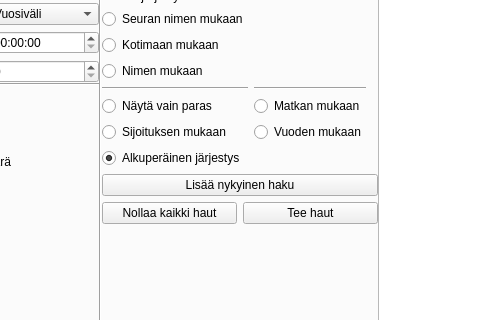
Qt form App/UI/finlandia.ui (vikidi/Finlandia-Hiihto-Visual) before a commit; both pictures show x 405 to 885 and y 213 to 533 of the 1302 by 827 pixel window.
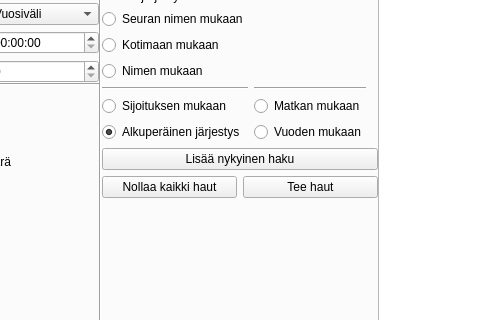
The same form after that commit. Custom widgets are drawn as their Qt base class.

Commit message: Add ordering choice to title

```diff
--- a/App/UI/finlandia.ui
+++ b/App/UI/finlandia.ui
@@ -1216,16 +1216,6 @@
             <layout class="QHBoxLayout" name="horizontalLayout_14">
              <item>
               <layout class="QGridLayout" name="gridLayout_3">
-               <item row="5" column="0">
-                <widget class="QRadioButton" name="jarjestaVainParasRP">
-                 <property name="text">
-                  <string>Näytä vain paras</string>
-                 </property>
-                 <property name="autoExclusive">
-                  <bool>true</bool>
-                 </property>
-                </widget>
-               </item>
                <item row="1" column="0">
                 <widget class="QRadioButton" name="jarjestaKotimaaRP">
                  <property name="text">
@@ -1297,16 +1287,6 @@
                  </property>
                 </widget>
                </item>
-               <item row="6" column="0">
-                <widget class="QRadioButton" name="jarjestaSijoitusRP">
-                 <property name="text">
-                  <string>Sijoituksen mukaan</string>
-                 </property>
-                 <property name="autoExclusive">
-                  <bool>true</bool>
-                 </property>
-                </widget>
-               </item>
                <item row="3" column="3">
                 <widget class="Line" name="line_2">
                  <property name="orientation">
@@ -1314,7 +1294,17 @@
                  </property>
                 </widget>
                </item>
-               <item row="7" column="0" colspan="2">
+               <item row="5" column="0">
+                <widget class="QRadioButton" name="jarjestaSijoitusRP">
+                 <property name="text">
+                  <string>Sijoituksen mukaan</string>
+                 </property>
+                 <property name="autoExclusive">
+                  <bool>true</bool>
+                 </property>
+                </widget>
+               </item>
+               <item row="6" column="0">
                 <widget class="QRadioButton" name="jarjestaAlkupRP">
                  <property name="text">
                   <string>Alkuperäinen järjestys</string>
```
Left out of the diff: 2 changed lines with no effect on the pictures. The commit also changes 2 other files.
